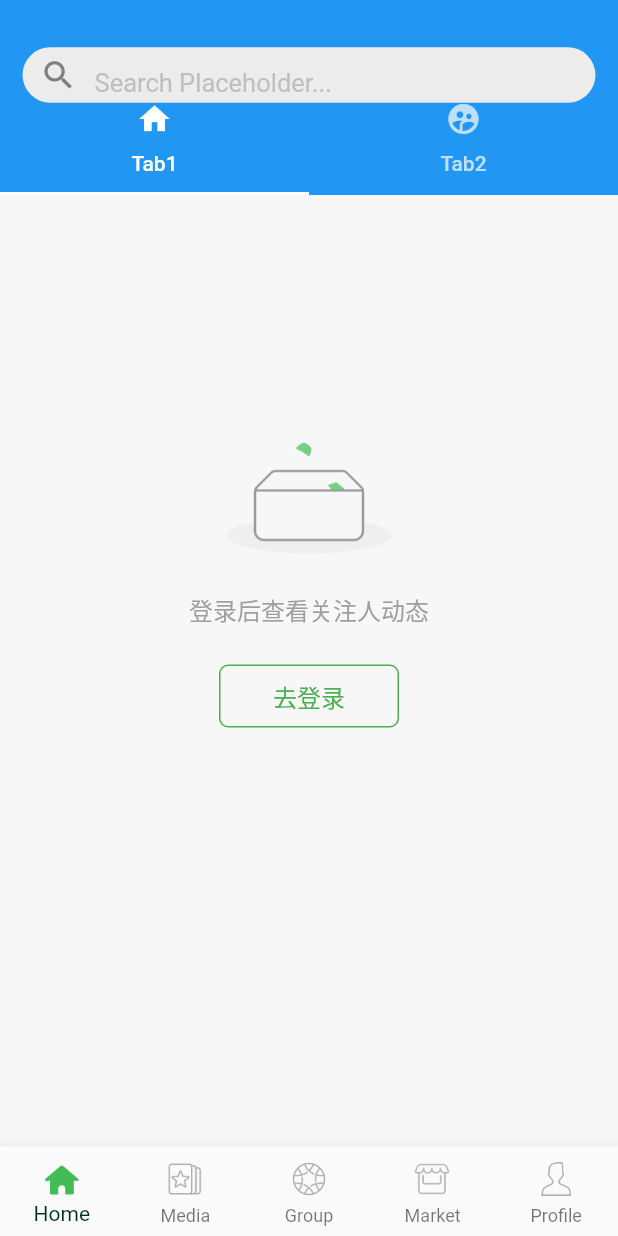
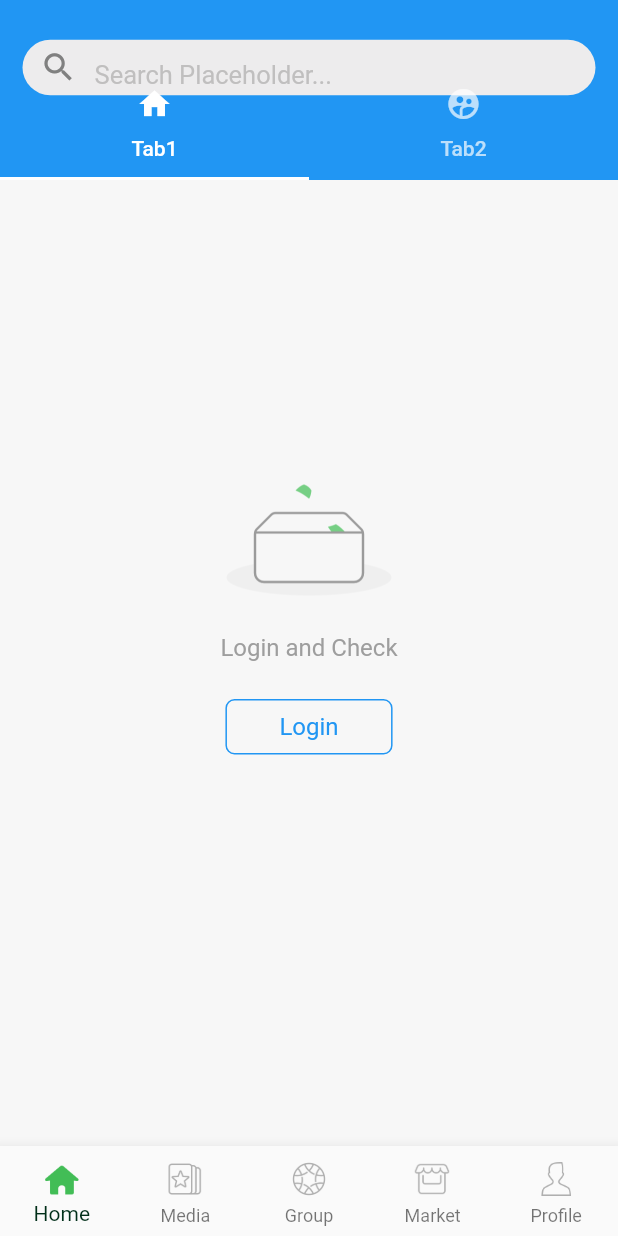
Before and after one commit to Harryyan/Flutter_whiteLabel, a Flutter app: the screen it shows after launch, on a phone screen of 412 x 824 dp. Run offline on Flutter 3.47's test engine with Material 2 defaults, Android fonts, the phone set to English and light mode, and no system bars; our stand-ins replace cached_network_image, video_player.

Commit message:
add floating

```diff
--- a/white_label_project/lib/pages/splash/home/home_page.dart
+++ b/white_label_project/lib/pages/splash/home/home_page.dart
@@ -33,10 +33,11 @@ class _HomePageState extends State<HomePage> {
               handle: NestedScrollView.sliverOverlapAbsorberHandleFor(context),
               sliver: SliverAppBar(
                 pinned: true,
+                floating: true,
                 expandedHeight: 120.0,
                 primary: true,
                 titleSpacing: 0.0,
-                backgroundColor: Colors.white,
+                backgroundColor: Colors.blue,
                 flexibleSpace: FlexibleSpaceBar(
                   collapseMode: CollapseMode.pin,
                   background: Container(
--- a/white_label_project/lib/pages/splash/home/tab_container.dart
+++ b/white_label_project/lib/pages/splash/home/tab_container.dart
@@ -122,7 +122,7 @@ class _TabContainerState extends State<TabContainer> {
           const Padding(
             padding: EdgeInsets.only(top: 15.0, bottom: 25.0),
             child: Text(
-              '登录后查看关注人动态',
+              'Login and Check',
               style: TextStyle(fontSize: 16.0, color: Colors.grey),
             ),
           ),
@@ -131,11 +131,11 @@ class _TabContainerState extends State<TabContainer> {
               padding: const EdgeInsets.only(
                   left: 35.0, right: 35.0, top: 8.0, bottom: 8.0),
               decoration: BoxDecoration(
-                  border: Border.all(color: Colors.green),
+                  border: Border.all(color: Colors.blue),
                   borderRadius: const BorderRadius.all(Radius.circular(6.0))),
               child: const Text(
-                '去登录',
-                style: TextStyle(fontSize: 16.0, color: Colors.green),
+                'Login',
+                style: TextStyle(fontSize: 16.0, color: Colors.blue),
               ),
             ),
             onTap: () {
```
